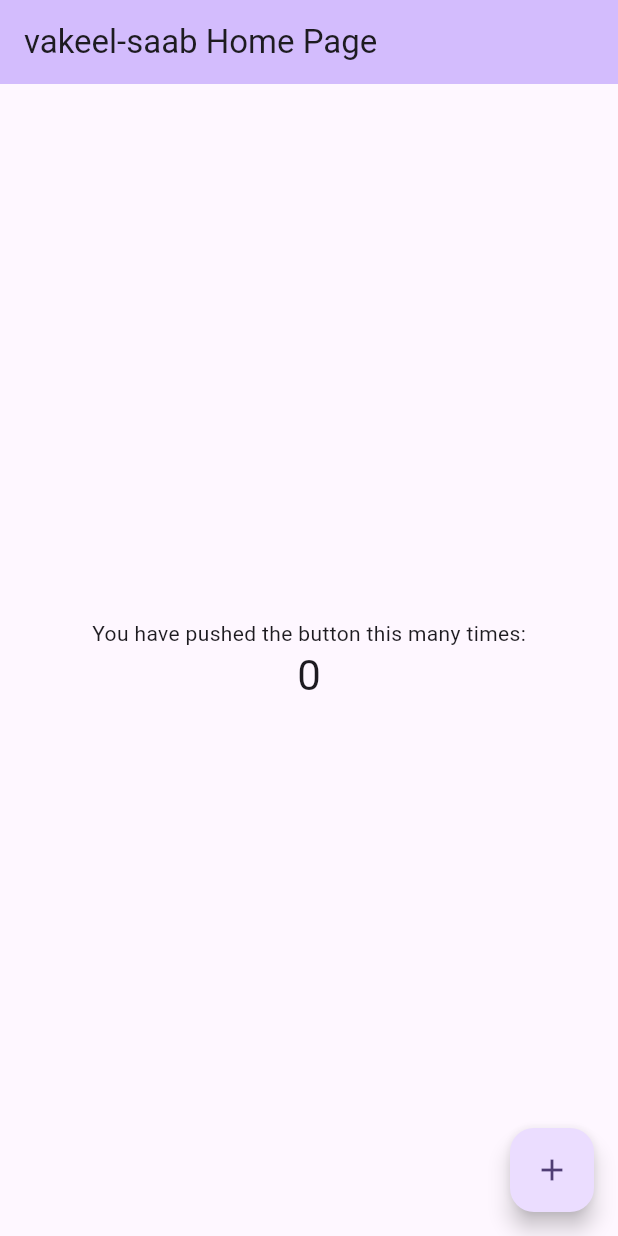
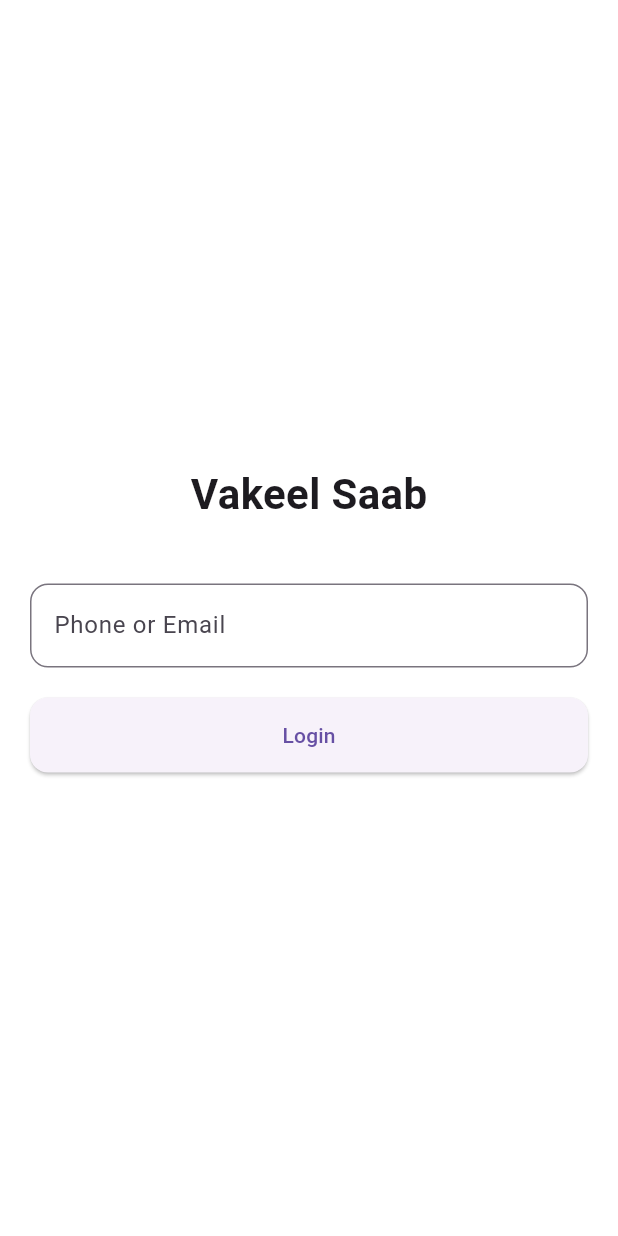
Before and after one commit to Mayank-Bhardwaj-2703/Vakeel-Saab, a Flutter app: the screen it shows after launch, on a phone screen of 412 x 824 dp. Run offline on Flutter 3.47's test engine with Material 3 defaults, Android fonts, the phone set to English and light mode, and no system bars.

Commit message:
initial commit

```diff
--- a/lib/main.dart
+++ b/lib/main.dart
@@ -1,122 +1,23 @@
 import 'package:flutter/material.dart';
+import 'screens/login_screen.dart';
 
 void main() {
-  runApp(const MyApp());
+  runApp(const mayankapp());
 }
 
-class MyApp extends StatelessWidget {
-  const MyApp({super.key});
+class mayankapp extends StatelessWidget {
+  const mayankapp({super.key});
 
-  // This widget is the root of your application.
   @override
   Widget build(BuildContext context) {
     return MaterialApp(
-      title: 'vakeelsaab',
+      title: 'Vakeel Saab',
+      debugShowCheckedModeBanner: false,
       theme: ThemeData(
-        // This is the theme of your application.
-        //
-        // TRY THIS: Try running your application with "flutter run". You'll see
-        // the application has a purple toolbar. Then, without quitting the app,
-        // try changing the seedColor in the colorScheme below to Colors.green
-        // and then invoke "hot reload" (save your changes or press the "hot
-        // reload" button in a Flutter-supported IDE, or press "r" if you used
-        // the command line to start the app).
-        //
-        // Notice that the counter didn't reset back to zero; the application
-        // state is not lost during the reload. To reset the state, use hot
-        // restart instead.
-        //
-        // This works for code too, not just values: Most code changes can be
-        // tested with just a hot reload.
-        colorScheme: ColorScheme.fromSeed(seedColor: Colors.deepPurple),
+        primarySwatch: Colors.blue,
+        scaffoldBackgroundColor: Colors.white,
       ),
-      home: const MyHomePage(title: 'vakeel-saab Home Page'),
+      home: const LoginScreen(),
     );
   }
 }
-
-class MyHomePage extends StatefulWidget {
-  const MyHomePage({super.key, required this.title});
-
-  // This widget is the home page of your application. It is stateful, meaning
-  // that it has a State object (defined below) that contains fields that affect
-  // how it looks.
-
-  // This class is the configuration for the state. It holds the values (in this
-  // case the title) provided by the parent (in this case the App widget) and
-  // used by the build method of the State. Fields in a Widget subclass are
-  // always marked "final".
-
-  final String title;
-
-  @override
-  State<MyHomePage> createState() => _MyHomePageState();
-}
-
-class _MyHomePageState extends State<MyHomePage> {
-  int _counter = 0;
-
-  void _incrementCounter() {
-    setState(() {
-      // This call to setState tells the Flutter framework that something has
-      // changed in this State, which causes it to rerun the build method below
-      // so that the display can reflect the updated values. If we changed
-      // _counter without calling setState(), then the build method would not be
-      // called again, and so nothing would appear to happen.
-      _counter++;
-    });
-  }
-
-  @override
-  Widget build(BuildContext context) {
-    // This method is rerun every time setState is called, for instance as done
-    // by the _incrementCounter method above.
-    //
-    // The Flutter framework has been optimized to make rerunning build methods
-    // fast, so that you can just rebuild anything that needs updating rather
-    // than having to individually change instances of widgets.
-    return Scaffold(
-      appBar: AppBar(
-        // TRY THIS: Try changing the color here to a specific color (to
-        // Colors.amber, perhaps?) and trigger a hot reload to see the AppBar
-        // change color while the other colors stay the same.
-        backgroundColor: Theme.of(context).colorScheme.inversePrimary,
-        // Here we take the value from the MyHomePage object that was created by
-        // the App.build method, and use it to set our appbar title.
-        title: Text(widget.title),
-      ),
-      body: Center(
-        // Center is a layout widget. It takes a single child and positions it
-        // in the middle of the parent.
-        child: Column(
-          // Column is also a layout widget. It takes a list of children and
-          // arranges them vertically. By default, it sizes itself to fit its
-          // children horizontally, and tries to be as tall as its parent.
-          //
-          // Column has various properties to control how it sizes itself and
-          // how it positions its children. Here we use mainAxisAlignment to
-          // center the children vertically; the main axis here is the vertical
-          // axis because Columns are vertical (the cross axis would be
-          // horizontal).
-          //
-          // TRY THIS: Invoke "debug painting" (choose the "Toggle Debug Paint"
-          // action in the IDE, or press "p" in the console), to see the
-          // wireframe for each widget.
-          mainAxisAlignment: MainAxisAlignment.center,
-          children: <Widget>[
-            const Text('You have pushed the button this many times:'),
-            Text(
-              '$_counter',
-              style: Theme.of(context).textTheme.headlineMedium,
-            ),
-          ],
-        ),
-      ),
-      floatingActionButton: FloatingActionButton(
-        onPressed: _incrementCounter,
-        tooltip: 'Increment',
-        child: const Icon(Icons.add),
-      ), // This trailing comma makes auto-formatting nicer for build methods.
-    );
-  }
-}
--- /dev/null
+++ b/lib/screens/login_screen.dart
@@ -0,0 +1,53 @@
+import 'package:flutter/material.dart';
+import 'dashboard_screen.dart';
+
+class LoginScreen extends StatelessWidget {
+  const LoginScreen({super.key});
+
+  @override
+  Widget build(BuildContext context) {
+    return Scaffold(
+      body: Padding(
+        padding: const EdgeInsets.all(20),
+        child: Center(
+          child: Column(
+            mainAxisAlignment: MainAxisAlignment.center,
+            children: [
+              const Text(
+                "Vakeel Saab",
+                style: TextStyle(fontSize: 28, fontWeight: FontWeight.bold),
+              ),
+              const SizedBox(height: 40),
+              TextField(
+                decoration: InputDecoration(
+                  labelText: "Phone or Email",
+                  border: OutlineInputBorder(
+                    borderRadius: BorderRadius.circular(12),
+                  ),
+                ),
+              ),
+              const SizedBox(height: 20),
+              ElevatedButton(
+                style: ElevatedButton.styleFrom(
+                  minimumSize: const Size(double.infinity, 50),
+                  shape: RoundedRectangleBorder(
+                    borderRadius: BorderRadius.circular(12),
+                  ),
+                ),
+                onPressed: () {
+                  Navigator.pushReplacement(
+                    context,
+                    MaterialPageRoute(
+                      builder: (context) => const DashboardScreen(),
+                    ),
+                  );
+                },
+                child: const Text("Login"),
+              ),
+            ],
+          ),
+        ),
+      ),
+    );
+  }
+}
```
Also changed, not shown: lib/screens/case_tracking_screen.dart (added, +223 -0 lines), lib/screens/cause_list_screen.dart (added, +70 -0 lines), lib/screens/chat_screen.dart (added, +83 -0 lines), lib/screens/dashboard_screen.dart (added, +78 -0 lines), lib/screens/judgments_screen.dart (added, +74 -0 lines).
